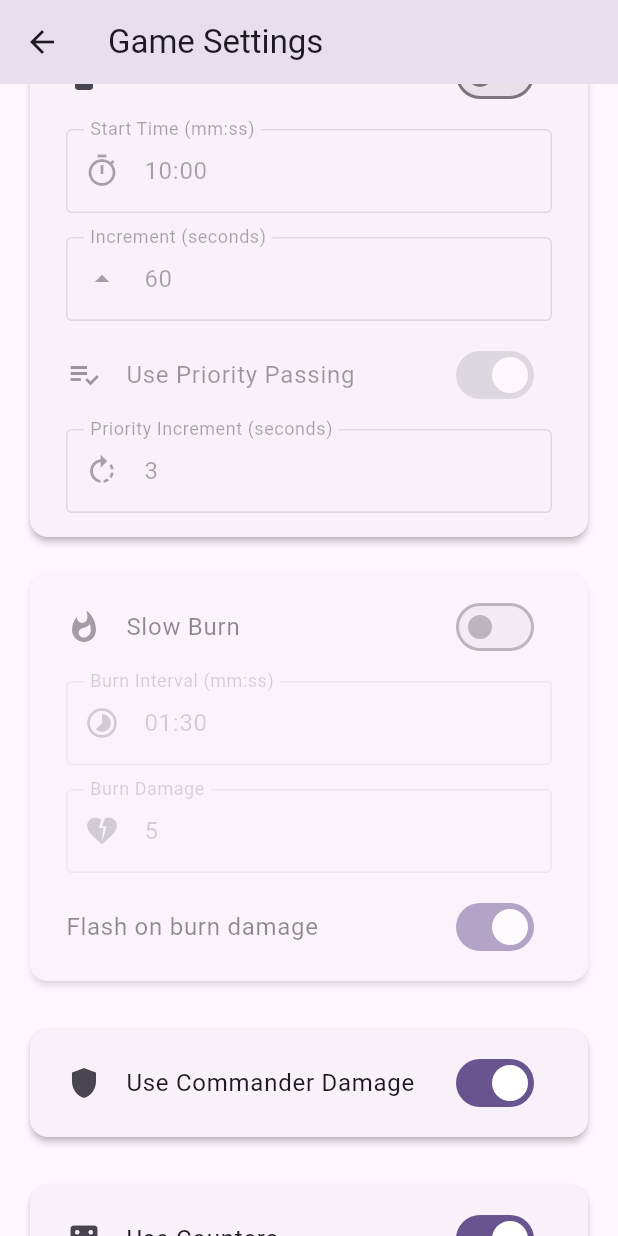
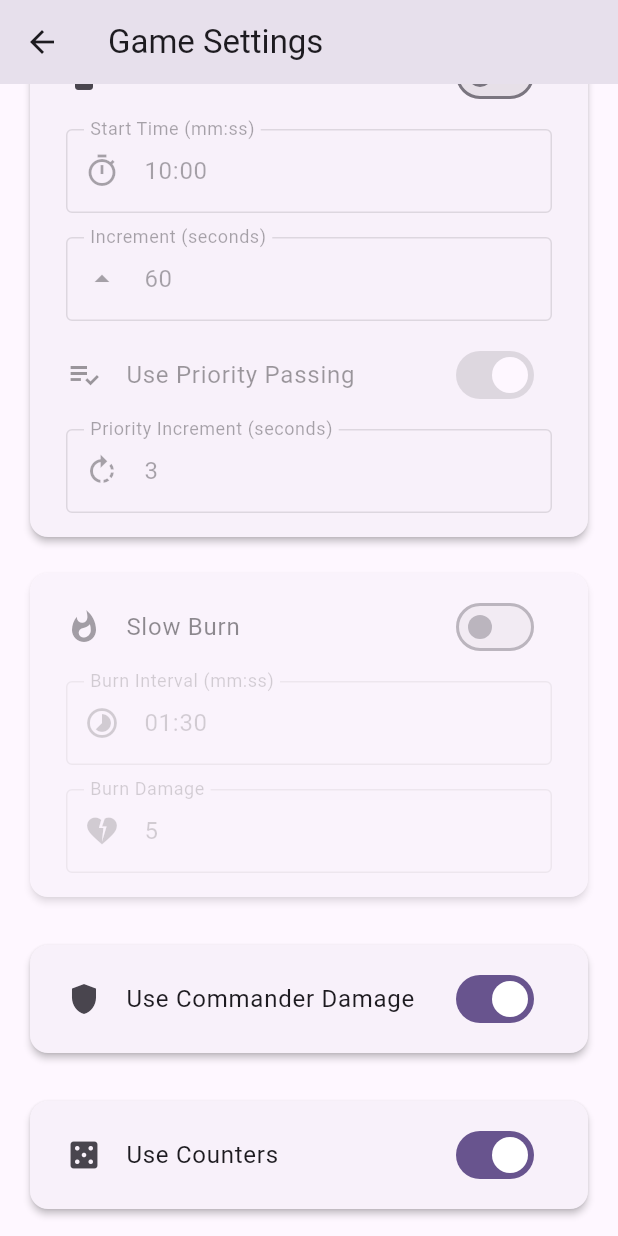
Before and after one commit to Kapsyloffer/ROPE, a Flutter app: the SettingsScreen screen opened directly, scrolled down 576 dp, after a tap on "Use Timer", on a phone screen of 412 x 824 dp. Run offline on Flutter 3.47's test engine with Material 3 defaults, Android fonts, the phone set to English and light mode, and no system bars; our stand-ins replace cached_network_image, fluttericon, image_cropper, image_picker, shared_preferences, wakelock_plus; accounts and stored records are empty.

Commit message:
Added tap on center
Removed flash on slowburn

```diff
--- a/lib/UI/player_widget.dart
+++ b/lib/UI/player_widget.dart
@@ -280,6 +280,7 @@ class _PlayerWidgetState extends State<PlayerWidget>
                                       '${widget.player.order}_life',
                                     ),
                                     player: widget.player,
+                                    onTimerTap: widget.onTimerTap,
                                     onLifeAdjust: (amt) {
                                       if (amt < 0) {
                                         _skipNextFlash = true;
--- a/lib/UI/timer_display.dart
+++ b/lib/UI/timer_display.dart
@@ -216,7 +216,9 @@ class _TimerDisplayState extends State<TimerDisplay>
     double amount,
     Color iconColor,
   ) {
-    bool useOutline = widget.player.timer.active ? false : Settings.playerUseOutline[widget.player.order];
+    bool useOutline = widget.player.timer.active
+        ? false
+        : Settings.playerUseOutline[widget.player.order];
     Color outlineColor = Settings.playerOutlineColors[widget.player.order];
 
     return Expanded(
--- a/lib/models/settings.dart
+++ b/lib/models/settings.dart
@@ -50,10 +50,10 @@ class Settings {
   static bool useSlowBurn = false;
   static double burnInterval = 1.5;
   static int burnAmount = 5;
-  static bool useFlashing = true;
 
   static bool useCommanderDamage = true;
   static bool useCounters = true;
+  static bool passOnCenter = true;
 
   static late SharedPreferences prefs;
 
@@ -73,7 +73,6 @@ class Settings {
     prefs.setBool('useSlowBurn', useSlowBurn);
     prefs.setDouble('burnInterval', burnInterval);
     prefs.setInt('burnAmount', burnAmount);
-    prefs.setBool('useFlashing', useFlashing);
 
     List<String> colorStrings = playerColors
         .map((c) => c.toARGB32().toString())
@@ -87,6 +86,8 @@ class Settings {
 
     prefs.setBool('useCommanderDamage', useCommanderDamage);
     prefs.setBool('useCounters', useCounters);
+    prefs.setBool('passOnCenter', passOnCenter);
+
     prefs.setStringList('playerColors', colorStrings);
     prefs.setStringList('playerTextColors', textColorStrings);
     prefs.setStringList('playerOutlineColors', outlineColorStrings);
@@ -116,9 +117,9 @@ class Settings {
     prio = prefs.getInt('prio') ?? 3;
     useSlowBurn = prefs.getBool('useSlowBurn') ?? false;
     burnAmount = prefs.getInt('burnAmount') ?? 5;
-    useFlashing = prefs.getBool('useFlashing') ?? true;
     useCommanderDamage = prefs.getBool('useCommanderDamage') ?? true;
     useCounters = prefs.getBool('useCounters') ?? true;
+    passOnCenter = prefs.getBool('passOnCenter') ?? false;
 
     List<Color> defaultColors = [
       Colors.amber.shade200,
--- a/lib/screens/settings_screen.dart
+++ b/lib/screens/settings_screen.dart
@@ -6,6 +6,7 @@ import 'widgets/timer_settings_card.dart';
 import 'widgets/slowburn_settings_card.dart';
 import 'widgets/commander_damage_settings_card.dart';
 import 'widgets/counters_settings_card.dart';
+import 'widgets/pass_settings_card.dart';
 
 class SettingsScreen extends StatefulWidget {
   const SettingsScreen({super.key});
@@ -36,6 +37,8 @@ class _SettingsScreenState extends State<SettingsScreen> {
           const SizedBox(height: 24),
           CountersSettingsCard(onUpdate: _refreshSettings),
           const SizedBox(height: 24),
+          PassSettingsCard(onUpdate: _refreshSettings),
+          const SizedBox(height: 24),
           ElevatedButton.icon(
             onPressed: () async {
               await Settings.prefs.clear();
--- /dev/null
+++ b/lib/screens/widgets/pass_settings_card.dart
@@ -0,0 +1,34 @@
+import 'package:flutter/material.dart';
+
+import '../../models/settings.dart';
+
+class PassSettingsCard extends StatelessWidget {
+  final VoidCallback onUpdate;
+
+  const PassSettingsCard({super.key, required this.onUpdate});
+
+  @override
+  Widget build(BuildContext context) {
+    return Card(
+      elevation: 2,
+      shape: RoundedRectangleBorder(borderRadius: BorderRadius.circular(12)),
+      child: Padding(
+        padding: const EdgeInsets.all(8.0),
+        child: Column(
+          children: [
+            SwitchListTile(
+              secondary: const Icon(Icons.hourglass_empty),
+              title: const Text('Timer hitbox covers screen (Experimental)'),
+              value: Settings.passOnCenter,
+              onChanged: (value) {
+                Settings.passOnCenter = value;
+                Settings.save();
+                onUpdate();
+              },
+            ),
+          ],
+        ),
+      ),
+    );
+  }
+}
--- a/lib/screens/widgets/slowburn_settings_card.dart
+++ b/lib/screens/widgets/slowburn_settings_card.dart
@@ -125,17 +125,6 @@ class _SlowBurnSettingsCardState extends State<SlowBurnSettingsCard> {
                     },
                   ),
                 ),
-                SwitchListTile(
-                  title: const Text('Flash on burn damage'),
-                  value: Settings.useFlashing,
-                  onChanged: (value) {
-                    setState(() {
-                      Settings.useFlashing = value;
-                    });
-                    Settings.save();
-                    widget.onUpdate();
-                  },
-                ),
               ],
             ),
           ),
```
Also changed, not shown: lib/UI/life_display.dart (+15 -4 lines), lib/models/stack_item.dart (line endings or trailing spaces).
